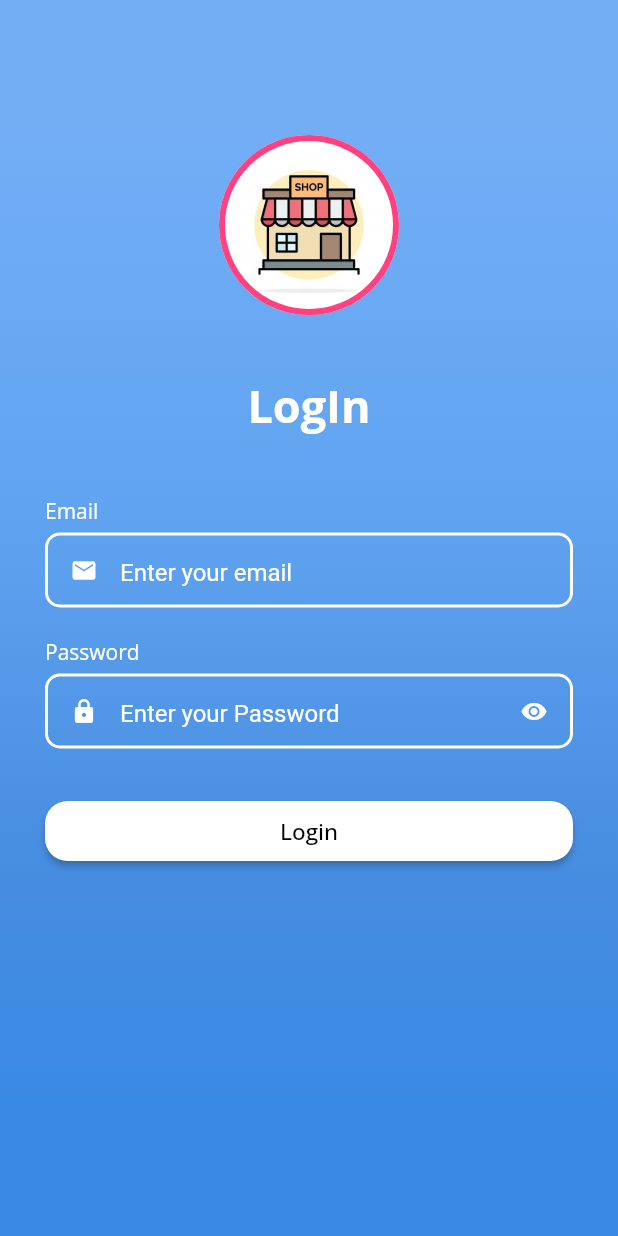
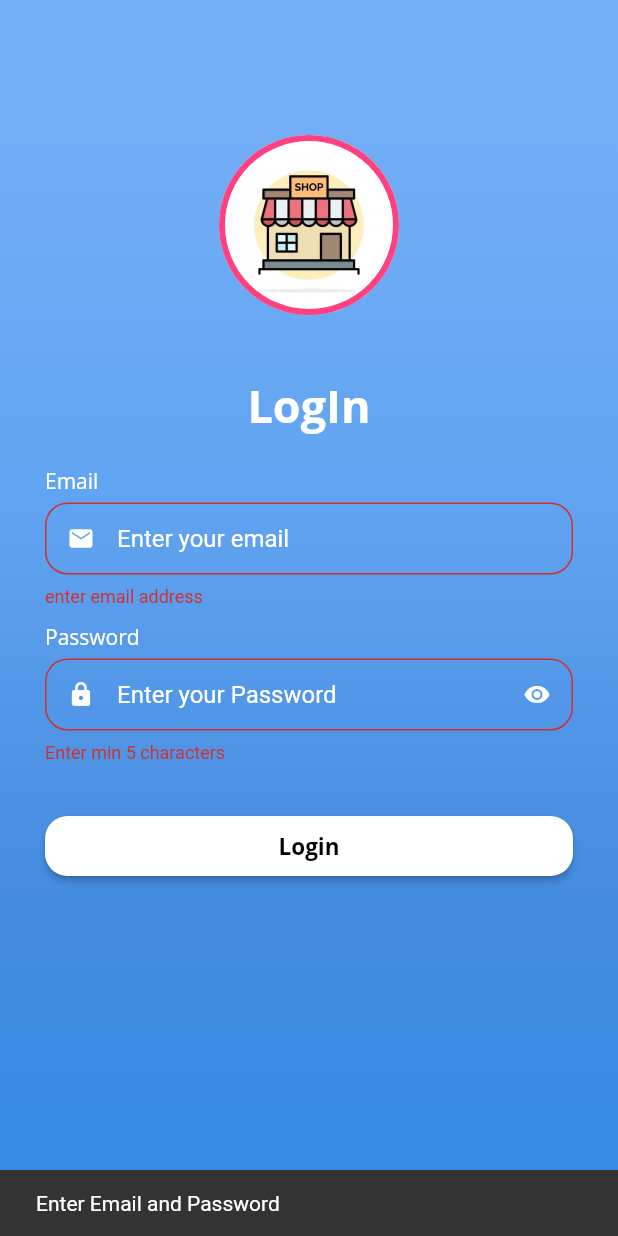
Before and after one commit to abhirampradeep/Store_App, a Flutter app: the screen it shows after launch, after a tap on "Login", on a phone screen of 412 x 824 dp. Run offline on Flutter 3.47's test engine with Material 2 defaults, Android fonts, the phone set to English and light mode, and no system bars; our stand-ins replace email_validator, firebase_auth, firebase_core, get_it, google_fonts; missing offline and left inert: flutter_barcode_scanner; accounts and stored records are empty.

Commit message:
login almost

```diff
--- a/lib/login.dart
+++ b/lib/login.dart
@@ -1,8 +1,9 @@
-// ignore_for_file: prefer_const_constructors, prefer_const_literals_to_create_immutables, unnecessary_new
+// ignore_for_file: prefer_const_constructors, prefer_const_literals_to_create_immutables, unnecessary_new, curly_braces_in_flow_control_structures
 
 import 'dart:async';
 // import 'dart:html';
 
+import 'package:email_validator/email_validator.dart';
 import 'package:firebase_auth/firebase_auth.dart';
 import 'package:flutter/material.dart';
 import 'package:flutter/services.dart';
@@ -26,7 +27,10 @@ class _homepageState extends State<homepage> {
     Timer(
         Duration(seconds: 4),
         () => Navigator.pushReplacement(
-            context, MaterialPageRoute(builder: (context) => getIt<Auth>().user!=null?Profile():login())));
+            context,
+            MaterialPageRoute(
+                builder: (context) =>
+                    getIt<Auth>().user != null ? Profile() : login())));
   }
 
   final style =
@@ -35,10 +39,7 @@ class _homepageState extends State<homepage> {
   @override
   Widget build(BuildContext context) {
     return Scaffold(
-      body:
-
-      Stack(
-        children: [
+      body: Stack(children: [
         Container(
           height: double.infinity,
           width: double.infinity,
@@ -71,9 +72,7 @@ class _homepageState extends State<homepage> {
                     'assets/image/store.jpg',
                   ))),
         ),
-      ]
-      ),
-
+      ]),
     );
   }
 }
@@ -86,25 +85,41 @@ class login extends StatefulWidget {
 }
 
 class _loginState extends State<login> {
+  final _formkey = GlobalKey<FormState>();
+
   final style =
       TextStyle(fontSize: 30, fontWeight: FontWeight.bold, color: Colors.white);
 
   final _emailcontroller = TextEditingController();
   final _passwordcontroller = TextEditingController();
 
-  Future signIn() async{
+  Future signIn() async {
+    // progress bar
+    showDialog(
+        context: context,
+        builder: (context) {
+          return Center(child: CircularProgressIndicator());
+        });
 
-    return getIt<Auth>().signIn(email: _emailcontroller.text.trim(), password: _passwordcontroller.text.trim());
+    return getIt<Auth>().signIn(
+      email: _emailcontroller.text.trim(),
+      password: _passwordcontroller.text.trim(),
+    );
+
+    //progress bar pop
   }
 
-  void dispose()
-  {
+  void dispose() {
     _emailcontroller.dispose();
     _passwordcontroller.dispose();
     super.dispose();
   }
 
   bool _isObscure = true;
+
+  String _errorMessage = '';
+
+  bool Loading = false;
 
   @override
   Widget build(BuildContext context) {
@@ -113,6 +128,9 @@ class _loginState extends State<login> {
         value: SystemUiOverlayStyle.light,
         child: GestureDetector(
           onTap: () => FocusScope.of(context).unfocus(),
+          child: Form(
+            autovalidateMode: AutovalidateMode.onUserInteraction,
+            key: _formkey,
             child: Stack(
               children: [
                 Container(
@@ -164,7 +182,7 @@ class _loginState extends State<login> {
                               textStyle: style,
                             )),
                         SizedBox(
-                        height: 40,
+                          height: 20,
                         ),
                         Column(
                           crossAxisAlignment: CrossAxisAlignment.start,
@@ -178,22 +196,34 @@ class _loginState extends State<login> {
                               height: 5,
                             ),
                             Container(
-                            alignment: Alignment.centerLeft,
-                            // decoration: ,
-                            decoration: BoxDecoration(
-                              border: Border.all(
-                                color: Colors.white,
-                                width: 2,
-                              ),
-                              borderRadius: BorderRadius.circular(10),
-                            ),
-                            height: 50,
                               child: TextFormField(
+                                validator: (value) {
+                                  if (value == null || value.isEmpty) {
+                                    return "enter email address";
+                                  } else
+                                    return null;
+                                },
                                 controller: _emailcontroller,
                                 keyboardType: TextInputType.emailAddress,
                                 style: TextStyle(color: Colors.white),
                                 decoration: InputDecoration(
-                                  border: InputBorder.none,
+                                    focusedBorder: OutlineInputBorder(
+                                      borderSide: BorderSide(
+                                          color: Colors.white, width: 2),
+                                      borderRadius: BorderRadius.circular(15),
+                                    ),
+                                    enabledBorder: OutlineInputBorder(
+                                      borderSide: BorderSide(
+                                          color: Colors.white, width: 2),
+                                      borderRadius: BorderRadius.circular(15),
+                                    ),
+                                    helperText: '',
+                                    border: OutlineInputBorder(
+                                      borderSide: BorderSide(
+                                          color: Colors.white, width: 2),
+                                      borderRadius: BorderRadius.circular(15),
+                                    ),
+                                    focusColor: Colors.white,
                                     isDense: true,
                                     contentPadding: EdgeInsets.only(top: 15),
                                     prefixIcon: Icon(
@@ -205,7 +235,7 @@ class _loginState extends State<login> {
                               ),
                             ),
                             SizedBox(
-                            height: 20,
+                              height: 10,
                             ),
                             Text(
                               "Password",
@@ -216,25 +246,36 @@ class _loginState extends State<login> {
                               height: 5,
                             ),
                             Container(
-                            alignment: Alignment.centerLeft,
-                            // decoration: ,
-                            decoration: BoxDecoration(
-                              border: Border.all(
-                                color: Colors.white,
-                                width: 2,
-                              ),
-                              borderRadius: BorderRadius.circular(10),
-                            ),
-                            height: 50,
                               child: TextFormField(
                                 controller: _passwordcontroller,
-                              keyboardType: TextInputType.emailAddress,
+                                validator: (value) {
+                                  if (value != null && value.length < 5) {
+                                    return 'Enter min 5 characters';
+                                  } else {
+                                    return null;
+                                  }
+                                },
                                 obscureText: _isObscure,
                                 style: TextStyle(color: Colors.white),
                                 decoration: InputDecoration(
-                                  border: InputBorder.none,
+                                    focusedBorder: OutlineInputBorder(
+                                      borderSide: BorderSide(
+                                          color: Colors.white, width: 2),
+                                      borderRadius: BorderRadius.circular(15),
+                                    ),
+                                    enabledBorder: OutlineInputBorder(
+                                      borderSide: BorderSide(
+                                          color: Colors.white, width: 2),
+                                      borderRadius: BorderRadius.circular(15),
+                                    ),
+                                    helperText: '',
+                                    border: OutlineInputBorder(
+                                      borderSide: BorderSide(
+                                          color: Colors.white, width: 2),
+                                      borderRadius: BorderRadius.circular(15),
+                                    ),
                                     isDense: true,
-                                  contentPadding: EdgeInsets.only(top: 15),
+                                    contentPadding: EdgeInsets.only(top: 5),
                                     prefixIcon: Icon(
                                       Icons.lock,
                                       color: Colors.white,
@@ -259,14 +300,35 @@ class _loginState extends State<login> {
                                 padding: EdgeInsets.symmetric(vertical: 35),
                                 width: double.infinity,
                                 child: ElevatedButton(
+                                  onPressed: () {
+                                    final isValidForm =
+                                        _formkey.currentState!.validate();
+                                    if (_emailcontroller.text == '' ||
+                                        _passwordcontroller.text == '') {
+                                      ScaffoldMessenger.of(context)
+                                          .showSnackBar(const SnackBar(
+                                              content: Text(
+                                                  "Enter Email and Password ")));
+                                      return;
+                                    }
+                                    if (isValidForm) {
+                                      // showDialog(
+                                      //     context: context,
+                                      //     builder: (context) {
+                                      //       return Center(
+                                      //           child:
+                                      //               CircularProgressIndicator());
+                                      //     });
+                                      signIn().then((value) {
+                                        if (value != null)
+                                          Navigator.pushReplacement(
+                                              context,
+                                              MaterialPageRoute(
+                                                  builder: (_) => Profile()));
+                                      });
 
-                                onPressed: () {
-                                  signIn().then((value){
-                                    if(value!=null) Navigator.pushReplacement(context, MaterialPageRoute(builder: (_)=>Profile()));
-                                  });
-                                  // Navigator.of(context).pushReplacement(
-                                  //     MaterialPageRoute(
-                                  //         builder: (context) => Profile()));
+                                      // Navigator.of(context).pop();
+                                    }
                                   },
                                   style: ElevatedButton.styleFrom(
                                     primary: Colors.white,
@@ -281,7 +343,7 @@ class _loginState extends State<login> {
                                         textStyle: TextStyle(
                                       color: Colors.black,
                                       fontSize: 15,
-                                    fontWeight: FontWeight.w500,
+                                      fontWeight: FontWeight.bold,
                                     )),
                                   ),
                                 )),
@@ -295,6 +357,26 @@ class _loginState extends State<login> {
             ),
           ),
         ),
+      ),
     );
   }
+
+  // void validateEmail(String val){
+  //   if(val.isEmpty)
+  //   {
+  //     setState(() {
+  //       _errorMessage = "Email cannot be empty";
+  //     });
+  //   }else if(!EmailValidator.validate(val,true))
+  //   {
+  //     setState(() {
+  //       _errorMessage = "Invalid email address";
+  //     });
+  //   }
+  //   else{
+  //     setState(() {
+  //       _errorMessage ="";
+  //     });
+  //   }
+  // }
 }
--- a/lib/main.dart
+++ b/lib/main.dart
@@ -27,6 +27,7 @@ class MyApp extends StatelessWidget {
   @override
   Widget build(BuildContext context) {
     return MaterialApp(
+      debugShowCheckedModeBanner: false,
       title: 'Flutter Demo',
       theme: ThemeData(
         primarySwatch: Colors.blue,
--- a/lib/services/auth.dart
+++ b/lib/services/auth.dart
@@ -24,7 +24,10 @@ class Auth{
   // }
   Future<User?> signIn({required String email,required String password}) async{
     return await auth.signInWithEmailAndPassword(email: email, password: password).then((value) => value.user);
+
+
   }
+
 
   Future<void> signOut() async{
     auth.signOut();
--- a/pubspec.yaml
+++ b/pubspec.yaml
@@ -40,6 +40,7 @@ dependencies:
   firebase_core: ^1.19.1
   firebase_auth: ^3.4.1
   get_it: ^7.2.0
+  email_validator: ^2.0.1
 
 dev_dependencies:
   flutter_test:
```
Also changed, not shown: pubspec.lock. Lines whose indentation alone changed are shown as unchanged.
